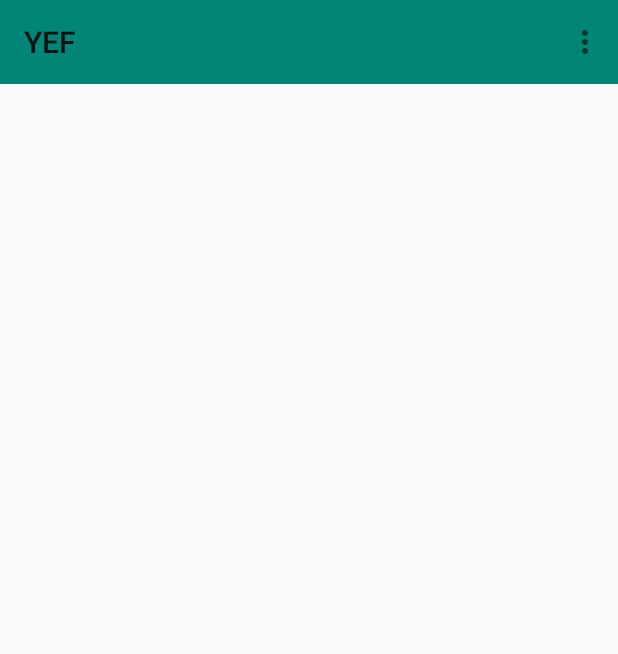
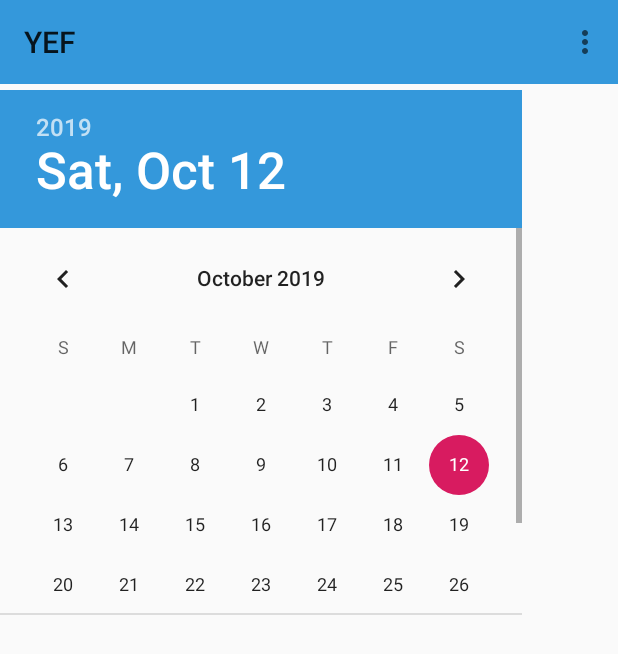
Before and after one commit to dsarkar99/yef-android-app, an Android app: the screen it shows after launch (MainActivity), on a phone screen of 412 x 824 dp. Shown: the top 654 px of the screen. Run offline under Robolectric (Android 15) with nearby library versions, the phone set to English and light mode, and no system bars.

Commit message:
Added Calender View, Corrected Class Name

```diff
--- a/app/build.gradle
+++ b/app/build.gradle
@@ -37,4 +37,5 @@ dependencies {
     androidTestImplementation 'com.android.support.test.espresso:espresso-core:3.0.2'
     annotationProcessor 'com.github.bumptech.glide:compiler:4.4.0'
 
+
 }
--- a/app/src/main/AndroidManifest.xml
+++ b/app/src/main/AndroidManifest.xml
@@ -31,6 +31,7 @@
         </activity>
 
       <activity android:name=".AdminLogin"></activity>
+        <activity android:name=".Event_details"></activity>
 
     </application>
 
--- a/app/src/main/java/com/example/yef/Event_deatil.java
+++ b/app/src/main/java/com/example/yef/Event_details.java
@@ -3,7 +3,7 @@ package com.example.yef;
 import android.support.v7.app.AppCompatActivity;
 import android.os.Bundle;
 
-public class Event_deatil extends AppCompatActivity {
+public class Event_details extends AppCompatActivity {
 
     @Override
     protected void onCreate(Bundle savedInstanceState) {
--- a/app/src/main/res/layout/activity_main.xml
+++ b/app/src/main/res/layout/activity_main.xml
@@ -4,13 +4,33 @@
     xmlns:tools="http://schemas.android.com/tools"
     android:id="@+id/constraintlayoutroot"
     android:layout_width="match_parent"
-    android:layout_height="match_parent">
+    android:layout_height="wrap_content">
 
     <android.support.v7.widget.Toolbar
         android:id="@+id/toolbar"
         android:layout_width="match_parent"
         android:layout_height="?attr/actionBarSize"
-        android:background="?attr/colorPrimary"
+        android:background="#3498DB"
         tools:ignore="MissingConstraints" />
 
+    <DatePicker
+        android:id="@+id/datePicker"
+        android:layout_width="match_parent"
+        android:layout_height="350dp"
+        android:layout_alignParentStart="true"
+        android:layout_alignParentLeft="true"
+        android:layout_alignParentEnd="true"
+        android:layout_alignParentRight="true"
+
+
+        android:layout_marginTop="60dp"
+
+        android:layout_marginEnd="0dp"
+        android:layout_marginRight="0dp"
+        android:headerBackground="#3498DB"
+        app:layout_constraintEnd_toEndOf="@id/toolbar"
+        app:layout_constraintHorizontal_bias="0.491"
+        app:layout_constraintStart_toStartOf="@id/toolbar"
+        app:layout_constraintTop_toTopOf="@id/toolbar" />
+
 </RelativeLayout>
--- a/app/src/main/res/layout/event_deatil.xml
+++ b/app/src/main/res/layout/event_deatil.xml
@@ -1,9 +1,8 @@
 <?xml version="1.0" encoding="utf-8"?>
 <android.support.constraint.ConstraintLayout xmlns:android="http://schemas.android.com/apk/res/android"
-    xmlns:app="http://schemas.android.com/apk/res-auto"
     xmlns:tools="http://schemas.android.com/tools"
     android:layout_width="match_parent"
     android:layout_height="match_parent"
-    tools:context=".Event_deatil">
+    tools:context=".Event_details">
 
 </android.support.constraint.ConstraintLayout>
--- a/app/src/main/res/values/colors.xml
+++ b/app/src/main/res/values/colors.xml
@@ -1,6 +1,6 @@
 <?xml version="1.0" encoding="utf-8"?>
 <resources>
     <color name="colorPrimary">#008577</color>
-    <color name="colorPrimaryDark">#00574B</color>
+    <color name="colorPrimaryDark">#3498DB</color>
     <color name="colorAccent">#D81B60</color>
 </resources>
--- a/build.gradle
+++ b/build.gradle
@@ -7,7 +7,7 @@ buildscript {
 
     }
     dependencies {
-        classpath 'com.android.tools.build:gradle:3.4.2'
+        classpath 'com.android.tools.build:gradle:3.5.1'
 
         // NOTE: Do not place your application dependencies here; they belong
         // in the individual module build.gradle files
```
Also changed, not shown: gradle/wrapper/gradle-wrapper.properties.
